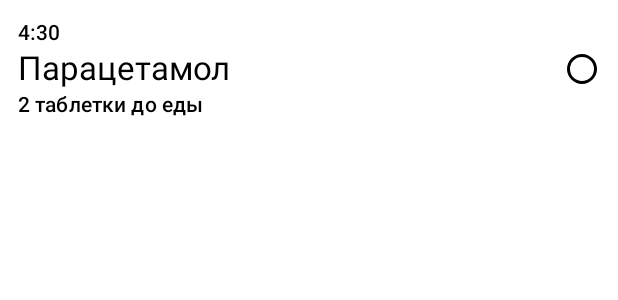
After one commit to annakonda-com/medicoom2, an Android app built with Jetpack Compose: the @Preview function TodayListItem, on a phone screen of 412 x 824 dp. The commit adds this screen. Shown: the top 300 px of the screen. Run offline under Robolectric (Android 15) with nearby library versions, the phone set to English and light mode, and no system bars.

Commit message:
skeleton for data

```diff
--- a/app/src/main/java/ru/medicoom/MainActivity.kt
+++ b/app/src/main/java/ru/medicoom/MainActivity.kt
@@ -11,6 +11,7 @@ import androidx.compose.material3.Scaffold
 import androidx.compose.runtime.Composable
 import androidx.compose.ui.Modifier
 import androidx.compose.ui.res.stringResource
+import androidx.compose.ui.unit.dp
 import androidx.navigation3.runtime.rememberNavBackStack
 import ru.medicoom.navigation.BasicTopBar
 import ru.medicoom.navigation.HistoryScreen
@@ -55,7 +56,8 @@ class MainActivity : ComponentActivity() {
             NavigationRoot(
                 modifier = Modifier
                     .fillMaxSize()
-                    .padding(innerPadding),
+                    .padding(innerPadding)
+                    .padding(8.dp),
                 backStack, navigationManager
             )
         }
--- a/app/src/main/java/ru/medicoom/today/TodayScreenUi.kt
+++ b/app/src/main/java/ru/medicoom/today/TodayScreenUi.kt
@@ -7,13 +7,11 @@ import androidx.compose.runtime.Composable
 import androidx.compose.ui.Modifier
 import ru.medicoom.navigation.NavigationManager
 import ru.medicoom.navigation.PharmacyScreen
+import ru.medicoom.ui.components.TodayListItem
 
 @Composable
 fun TodayScreenUi(modifier: Modifier, navigationManager: NavigationManager){
     Column (modifier = modifier) {
-        Text( "Это экран сегодня")
-        Button(onClick = { navigationManager.route(PharmacyScreen) }) {
-            Text("Го на экран аптечки")
-        }
+        TodayListItem()
     }
 }
--- /dev/null
+++ b/app/src/main/java/ru/medicoom/ui/components/TodayListItem.kt
@@ -0,0 +1,41 @@
+package ru.medicoom.ui.components
+
+import androidx.compose.foundation.background
+import androidx.compose.foundation.layout.Arrangement
+import androidx.compose.foundation.layout.Column
+import androidx.compose.foundation.layout.Row
+import androidx.compose.foundation.layout.fillMaxWidth
+import androidx.compose.foundation.layout.padding
+import androidx.compose.foundation.shape.RoundedCornerShape
+import androidx.compose.material3.Icon
+import androidx.compose.material3.MaterialTheme
+import androidx.compose.material3.Text
+import androidx.compose.runtime.Composable
+import androidx.compose.ui.Alignment
+import androidx.compose.ui.Modifier
+import androidx.compose.ui.res.painterResource
+import androidx.compose.ui.tooling.preview.Preview
+import androidx.compose.ui.unit.dp
+import ru.medicoom.R
+
+//time: String, title: String, description: String, done: Boolean
+
+@Preview
+@Composable
+fun TodayListItem(){
+    val time = "4:30"
+    val title = "Парацетамол"
+    val description = "2 таблетки до еды"
+    val done = true
+    Row(modifier = Modifier.background(MaterialTheme.colorScheme.surfaceContainerLowest,
+        RoundedCornerShape(18.dp)).padding(12.dp).fillMaxWidth(),
+        horizontalArrangement = Arrangement.Absolute.SpaceBetween,
+        verticalAlignment = Alignment.CenterVertically){
+        Column {
+            Text(time, style = MaterialTheme.typography.labelLarge)
+            Text(text = title, style = MaterialTheme.typography.titleLarge)
+            Text(description, style = MaterialTheme.typography.titleSmall)
+        }
+        Icon(painter = painterResource(R.drawable.outline_circle_24), title)
+    }
+}
--- a/app/src/main/java/ru/medicoom/ui/theme/Theme.kt
+++ b/app/src/main/java/ru/medicoom/ui/theme/Theme.kt
@@ -1,17 +1,13 @@
 package ru.medicoom.ui.theme
 
-import android.app.Activity
-import android.os.Build
 import androidx.compose.foundation.isSystemInDarkTheme
 import androidx.compose.material3.MaterialTheme
 import androidx.compose.material3.darkColorScheme
-import androidx.compose.material3.dynamicDarkColorScheme
-import androidx.compose.material3.dynamicLightColorScheme
 import androidx.compose.material3.lightColorScheme
 import androidx.compose.runtime.Composable
 import androidx.compose.runtime.Immutable
 import androidx.compose.ui.graphics.Color
-import androidx.compose.ui.platform.LocalContext
+
 
 private val lightScheme = lightColorScheme(
     primary = _root_ide_package_.ru.medicoom.ui.theme.primaryLight,
--- /dev/null
+++ b/app/src/main/res/drawable/outline_circle_24.xml
@@ -0,0 +1,5 @@
+<vector xmlns:android="http://schemas.android.com/apk/res/android" android:height="24dp" android:tint="#000000" android:viewportHeight="960" android:viewportWidth="960" android:width="24dp">
+
+    <path android:fillColor="@android:color/white" android:pathData="M480,880Q397,880 324,848.5Q251,817 197,763Q143,709 111.5,636Q80,563 80,480Q80,397 111.5,324Q143,251 197,197Q251,143 324,111.5Q397,80 480,80Q563,80 636,111.5Q709,143 763,197Q817,251 848.5,324Q880,397 880,480Q880,563 848.5,636Q817,709 763,763Q709,817 636,848.5Q563,880 480,880ZM480,800Q614,800 707,707Q800,614 800,480Q800,346 707,253Q614,160 480,160Q346,160 253,253Q160,346 160,480Q160,614 253,707Q346,800 480,800ZM480,480Q480,480 480,480Q480,480 480,480Q480,480 480,480Q480,480 480,480Q480,480 480,480Q480,480 480,480Q480,480 480,480Q480,480 480,480Z"/>
+
+</vector>
```
Also changed, not shown: app/src/main/java/ru/medicoom/dataClasses/Appointment.kt (added, +17 -0 lines), app/src/main/java/ru/medicoom/dataClasses/AppointmentOnDate.kt (added, +7 -0 lines), app/src/main/java/ru/medicoom/dataClasses/Medicine.kt (added, +11 -0 lines), app/src/main/java/ru/medicoom/ui/components/BaseListElem.kt (deleted, +0 -8 lines).
